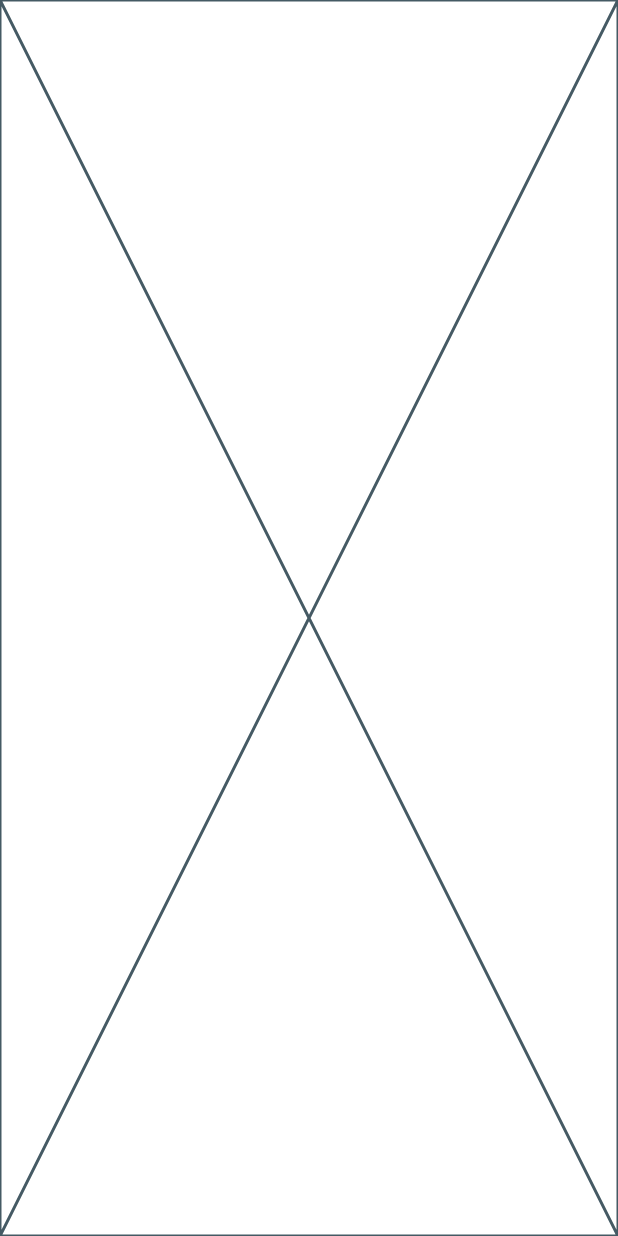
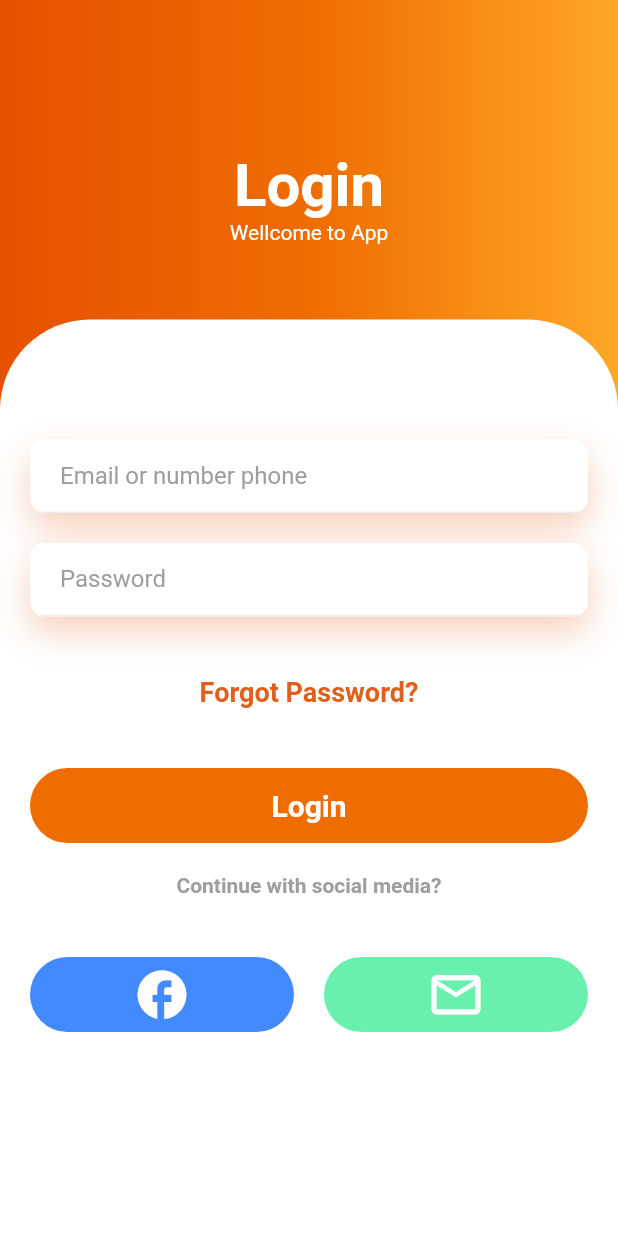
Before and after one commit to nghiemv2001/UI-Flutter, a Flutter app: the screen it shows after launch, on a phone screen of 412 x 824 dp. Run offline on Flutter 3.47's test engine with Material 2 defaults, Android fonts, the phone set to English and light mode, and no system bars; our stand-ins replace simple_animations.

Commit message:
Day 9 (improve design Login page)

```diff
--- a/lib/main.dart
+++ b/lib/main.dart
@@ -1,3 +1,4 @@
+import 'package:design_ui/widget/Day9.dart';
 import 'package:flutter/material.dart';
 
 void main() => runApp(
@@ -9,17 +10,3 @@ void main() => runApp(
         home: Day9(),
       ),
     );
-
-class Day9 extends StatefulWidget {
-  const Day9({Key? key}) : super(key: key);
-
-  @override
-  State<Day9> createState() => _Day9State();
-}
-
-class _Day9State extends State<Day9> {
-  @override
-  Widget build(BuildContext context) {
-    return const Placeholder();
-  }
-}
--- /dev/null
+++ b/lib/widget/Day9.dart
@@ -0,0 +1,216 @@
+import 'package:flutter/material.dart';
+
+class Day9 extends StatefulWidget {
+  const Day9({Key? key}) : super(key: key);
+
+  @override
+  State<Day9> createState() => _Day9State();
+}
+
+class _Day9State extends State<Day9> {
+  @override
+  Widget build(BuildContext context) {
+    return Scaffold(
+      body: Container(
+        width: double.infinity,
+        decoration: BoxDecoration(
+          gradient: LinearGradient(
+            colors: [
+              Colors.orange.shade900,
+              Colors.orange.shade800,
+              Colors.orange.shade400
+            ],
+          ),
+        ),
+        child: Column(
+          children: <Widget>[
+            SizedBox(
+              height: 80,
+            ),
+            Padding(
+              padding: EdgeInsets.all(20),
+              child: Column(
+                children: <Widget>[
+                  Text(
+                    "Login",
+                    style: TextStyle(
+                        color: Colors.white,
+                        fontSize: 40,
+                        fontWeight: FontWeight.bold),
+                  ),
+                  Text(
+                    'Wellcome to App',
+                    style: TextStyle(color: Colors.white),
+                  )
+                ],
+              ),
+            ),
+            SizedBox(
+              height: 30,
+            ),
+            Expanded(
+              child: Container(
+                decoration: BoxDecoration(
+                  color: Colors.white,
+                  borderRadius: BorderRadius.only(
+                    topLeft: Radius.circular(60),
+                    topRight: Radius.circular(60),
+                  ),
+                ),
+                child: Padding(
+                  padding: EdgeInsets.all(20),
+                  child: Column(
+                    children: <Widget>[
+                      SizedBox(
+                        height: 60,
+                      ),
+                      Container(
+                        decoration: BoxDecoration(
+                            color: Colors.white,
+                            borderRadius: BorderRadius.circular(10),
+                            boxShadow: [
+                              BoxShadow(
+                                color: Color.fromRGBO(225, 95, 27, .3),
+                                blurRadius: 20,
+                                offset: Offset(0, 10),
+                              ),
+                            ]),
+                        child: Column(
+                          children: <Widget>[
+                            Container(
+                              padding: EdgeInsets.symmetric(horizontal: 20),
+                              decoration: BoxDecoration(
+                                  border: Border(
+                                      bottom: BorderSide(
+                                          color: Colors.grey.shade200))),
+                              child: TextField(
+                                decoration: InputDecoration(
+                                    hintText: "Email or number phone",
+                                    hintStyle: TextStyle(color: Colors.grey),
+                                    border: InputBorder.none),
+                              ),
+                            )
+                          ],
+                        ),
+                      ),
+                      SizedBox(
+                        height: 20,
+                      ),
+                      Container(
+                        decoration: BoxDecoration(
+                            color: Colors.white,
+                            borderRadius: BorderRadius.circular(10),
+                            boxShadow: [
+                              BoxShadow(
+                                color: Color.fromRGBO(225, 95, 27, .3),
+                                blurRadius: 20,
+                                offset: Offset(0, 10),
+                              ),
+                            ]),
+                        child: Column(
+                          children: <Widget>[
+                            Container(
+                              padding: EdgeInsets.symmetric(horizontal: 20),
+                              decoration: BoxDecoration(
+                                  border: Border(
+                                      bottom: BorderSide(
+                                          color: Colors.grey.shade200))),
+                              child: TextField(
+                                decoration: InputDecoration(
+                                    hintText: "Password",
+                                    hintStyle: TextStyle(color: Colors.grey),
+                                    border: InputBorder.none),
+                              ),
+                            )
+                          ],
+                        ),
+                      ),
+                      SizedBox(
+                        height: 40,
+                      ),
+                      Text(
+                        "Forgot Password?",
+                        style: TextStyle(
+                            color: Color.fromRGBO(225, 95, 27, 1),
+                            fontWeight: FontWeight.bold,
+                            fontSize: 18),
+                      ),
+                      SizedBox(
+                        height: 40,
+                      ),
+                      Container(
+                        height: 50,
+                        decoration: BoxDecoration(
+                            borderRadius: BorderRadius.circular(50),
+                            color: Colors.orange.shade800),
+                        child: Center(
+                          child: Text(
+                            "Login",
+                            style: TextStyle(
+                                color: Colors.white,
+                                fontWeight: FontWeight.bold,
+                                fontSize: 20),
+                          ),
+                        ),
+                      ),
+                      SizedBox(
+                        height: 20,
+                      ),
+                      Text(
+                        "Continue with social media?",
+                        style: TextStyle(
+                            color: Colors.grey.shade500,
+                            fontWeight: FontWeight.bold,
+                            fontSize: 14),
+                      ),
+                      SizedBox(
+                        height: 40,
+                      ),
+                      Row(
+                        children: <Widget>[
+                          Expanded(
+                            child: Container(
+                              height: 50,
+                              decoration: BoxDecoration(
+                                  color: Colors.blueAccent,
+                                  borderRadius: BorderRadius.circular(50)),
+                              child: Center(
+                                child: Icon(
+                                  Icons.facebook,
+                                  color: Colors.white,
+                                  size: 39,
+                                ),
+                              ),
+                            ),
+                          ),
+                          SizedBox(
+                            width: 20,
+                          ),
+                          Expanded(
+                              child: Container(
+                            height: 50,
+                            decoration: BoxDecoration(
+                              color: Colors.greenAccent,
+                              borderRadius: BorderRadius.circular(50),
+                            ),
+                            child: Center(
+                              child: Icon(
+                                Icons.email_outlined,
+                                color: Colors.white,
+                                size: 39,
+                              ),
+                            ),
+                          )),
+                        ],
+                      )
+                    ],
+                  ),
+                ),
+              ),
+            )
+          ],
+        ),
+      ),
+    );
+  }
+}
```
